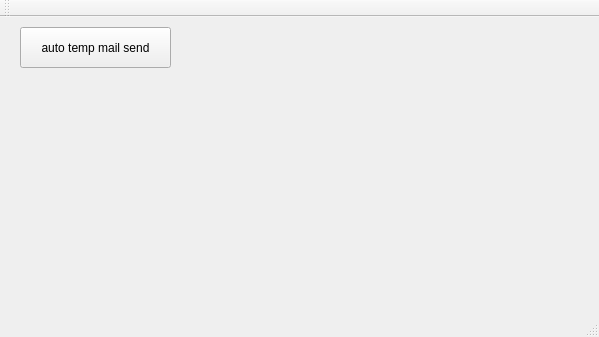
kimbakcho/Fabmainserver, file mainwindow.ui: the form before one commit.
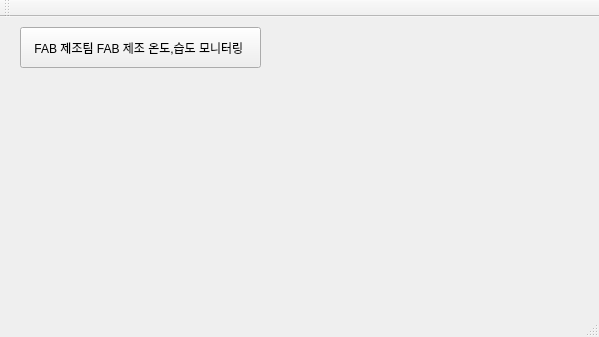
The form after the commit.

Diff of the .ui file:
```diff
--- a/mainwindow.ui
+++ b/mainwindow.ui
@@ -19,12 +19,12 @@
      <rect>
       <x>20</x>
       <y>10</y>
-      <width>151</width>
+      <width>241</width>
       <height>41</height>
      </rect>
     </property>
     <property name="text">
-     <string>auto temp mail send</string>
+     <string>FAB 제조팀 FAB 제조 온도,습도 모니터링 </string>
     </property>
    </widget>
   </widget>
```
